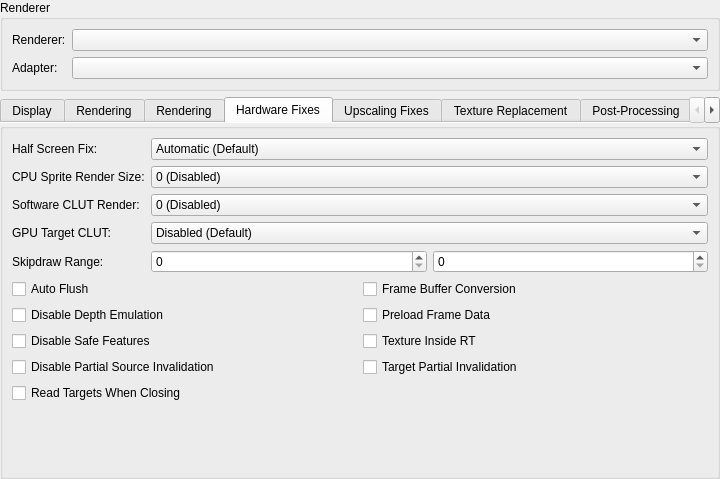
Qt form pcsx2-qt/Settings/GraphicsSettingsWidget.ui (PCSX2/pcsx2) before a commit.
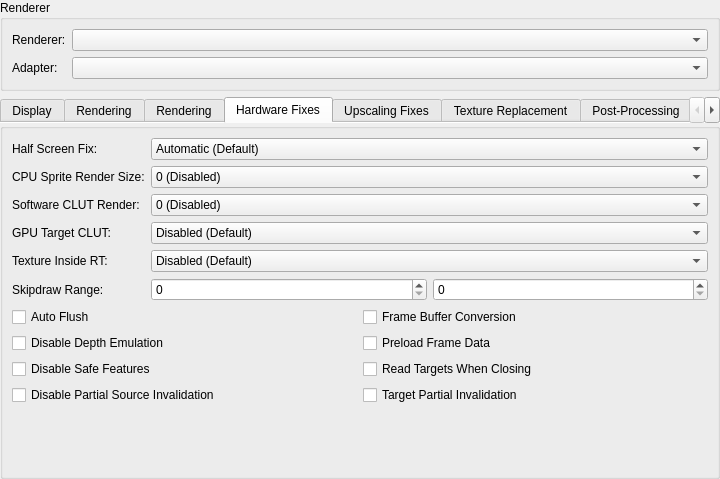
The same form after that commit. The open tabs and pages were chosen to show the change.

Commit message:
GS/HW: Add "Merge Targets" texture-in-RT mode
Can take several targets from the cache, and create a combined/merged
source from them.

Fixes shadow maps in Destroy All Humans.

Patch:
```diff
--- a/pcsx2-qt/Settings/GraphicsSettingsWidget.ui
+++ b/pcsx2-qt/Settings/GraphicsSettingsWidget.ui
@@ -978,14 +978,14 @@
          </item>
         </widget>
        </item>
-       <item row="4" column="0">
+       <item row="5" column="0">
         <widget class="QLabel" name="label_12">
          <property name="text">
           <string>Skipdraw Range:</string>
          </property>
         </widget>
        </item>
-       <item row="4" column="1">
+       <item row="5" column="1">
         <layout class="QHBoxLayout" name="horizontalLayout">
          <item>
           <widget class="QSpinBox" name="skipDrawStart">
@@ -1003,7 +1003,7 @@
          </item>
         </layout>
        </item>
-       <item row="5" column="0" colspan="2">
+       <item row="6" column="0" colspan="2">
         <layout class="QGridLayout" name="gridLayout">
          <item row="1" column="1">
           <widget class="QCheckBox" name="preloadFrameData">
@@ -1012,13 +1012,6 @@
            </property>
           </widget>
          </item>
-         <item row="2" column="1">
-          <widget class="QCheckBox" name="textureInsideRt">
-           <property name="text">
-            <string>Texture Inside RT</string>
-           </property>
-          </widget>
-         </item>
          <item row="1" column="0">
           <widget class="QCheckBox" name="disableDepthEmulation">
            <property name="text">
@@ -1061,7 +1054,7 @@
            </property>
           </widget>
          </item>
-         <item row="4" column="0">
+         <item row="2" column="1">
           <widget class="QCheckBox" name="readTCOnClose">
            <property name="text">
             <string>Read Targets When Closing</string>
@@ -1070,6 +1063,32 @@
          </item>
         </layout>
        </item>
+       <item row="4" column="0">
+        <widget class="QLabel" name="label_45">
+         <property name="text">
+          <string>Texture Inside RT:</string>
+         </property>
+        </widget>
+       </item>
+       <item row="4" column="1">
+        <widget class="QComboBox" name="textureInsideRt">
+         <item>
+          <property name="text">
+           <string>Disabled (Default)</string>
+          </property>
+         </item>
+         <item>
+          <property name="text">
+           <string>Inside Target</string>
+          </property>
+         </item>
+         <item>
+          <property name="text">
+           <string>Merge Targets</string>
+          </property>
+         </item>
+        </widget>
+       </item>
       </layout>
      </widget>
      <widget class="QGroupBox" name="upscalingFixesTab">
```
The commit also changes 12 other files.
